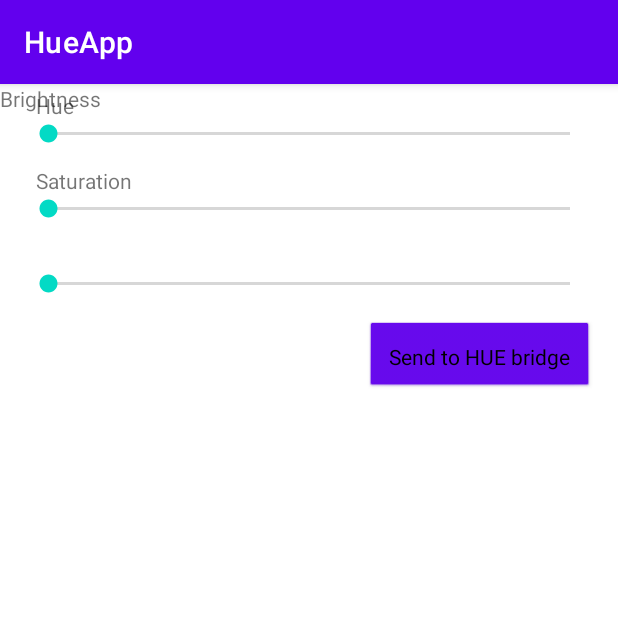
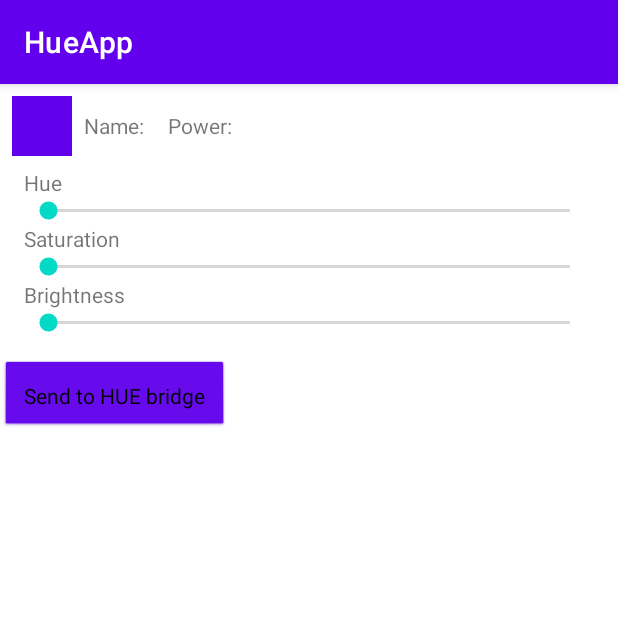
Before and after one commit to lazackna/HueApp, an Android app: the ColorLightActivity screen opened directly, with no data from a screen before it, on a phone screen of 412 x 824 dp, the top half of it. Run offline under Robolectric (Android 15) with nearby library versions, the phone set to English and light mode, and no system bars; our stand-ins replace Volley; 7 statements that could not run were skipped.

Commit message:
Added details to color view design

```diff
--- a/HueApp2/app/src/main/res/layout/activity_colorlight.xml
+++ b/HueApp2/app/src/main/res/layout/activity_colorlight.xml
@@ -6,71 +6,99 @@
 
 
 
+    <LinearLayout
+        android:layout_width="match_parent"
+        android:layout_height="match_parent"
+        android:orientation="vertical">
+        <LinearLayout
+            android:layout_width="match_parent"
+            android:layout_height="wrap_content"
+            android:layout_marginTop="8dp"
+            android:layout_marginStart="8dp"
+            android:layout_marginEnd="8dp"
+            android:layout_marginBottom="8dp">
 
+            <View
+                android:id="@+id/color_color"
+                android:layout_width="40dp"
+                android:layout_height="40dp"
+                android:background="@color/purple_500"
+                />
+
+            <TextView
+                android:id="@+id/color_name"
+                android:layout_width="wrap_content"
+                android:layout_height="wrap_content"
+                android:layout_marginLeft="8dp"
+                android:maxWidth="150dp"
+                android:text="@string/name"
+                android:layout_gravity="center_vertical"
+                />
+
+            <TextView
+                android:id="@+id/color_on"
+                android:layout_width="wrap_content"
+                android:layout_height="wrap_content"
+                android:layout_marginLeft="16dp"
+                android:maxWidth="100dp"
+                android:text="@string/on"
+                android:layout_gravity="center_vertical"
+                />
+
+
+        </LinearLayout>
+        <LinearLayout
+            android:layout_width="match_parent"
+            android:layout_height="wrap_content"
+            android:orientation="vertical">
             <TextView
                 android:id="@+id/textView5"
                 android:layout_width="wrap_content"
                 android:layout_height="wrap_content"
-        android:layout_marginStart="8dp"
-        android:text="@string/hue_label"
-        app:layout_constraintBottom_toTopOf="@+id/hue"
-        app:layout_constraintStart_toStartOf="@+id/hue" />
+                android:layout_marginStart="16dp"
+                android:text="@string/hue_label"/>
 
             <SeekBar
                 android:id="@+id/hue"
-        android:layout_width="0dp"
+                android:layout_width="match_parent"
                 android:layout_height="wrap_content"
                 android:layout_marginStart="16dp"
-
-        android:layout_marginTop="24dp"
                 android:layout_marginEnd="16dp"
                 android:max="65535"
-        app:layout_constraintBaseline_toTopOf="parent"
-        app:layout_constraintEnd_toEndOf="parent"
-        app:layout_constraintStart_toStartOf="parent"
-        app:layout_constraintTop_toTopOf="parent" />
+                />
 
             <TextView
                 android:id="@+id/textView6"
                 android:layout_width="wrap_content"
                 android:layout_height="wrap_content"
-        android:layout_marginStart="8dp"
+                android:layout_marginStart="16dp"
                 android:text="@string/sat_label"
-        app:layout_constraintBottom_toTopOf="@+id/saturation"
-        app:layout_constraintStart_toStartOf="@+id/saturation" />
+                />
 
             <SeekBar
                 android:id="@+id/saturation"
-        android:layout_width="0dp"
+                android:layout_width="match_parent"
                 android:layout_height="wrap_content"
                 android:layout_marginStart="16dp"
-        android:layout_marginTop="32dp"
                 android:layout_marginEnd="16dp"
                 android:max="254"
-        app:layout_constraintEnd_toEndOf="parent"
-        app:layout_constraintStart_toStartOf="parent"
-        app:layout_constraintTop_toBottomOf="@+id/hue" />
+                />
 
             <TextView
                 android:id="@+id/textView7"
                 android:layout_width="wrap_content"
                 android:layout_height="wrap_content"
-        android:layout_marginStart="8dp"
+                android:layout_marginStart="16dp"
                 android:text="@string/bri_label"
-        app:layout_constraintBottom_toTopOf="@+id/brightness"
-        app:layout_constraintStart_toStartOf="@+id/brightness" />
+                />
 
             <SeekBar
                 android:id="@+id/color_brightness"
-        android:layout_width="0dp"
+                android:layout_width="match_parent"
                 android:layout_height="wrap_content"
                 android:layout_marginStart="16dp"
-        android:layout_marginTop="32dp"
                 android:layout_marginEnd="16dp"
-        android:max="254"
-        app:layout_constraintEnd_toEndOf="parent"
-        app:layout_constraintStart_toStartOf="parent"
-        app:layout_constraintTop_toBottomOf="@+id/saturation" />
+                android:max="254"/>
 
             <Button
                 android:id="@+id/colorSendButton"
@@ -82,7 +110,7 @@
                 android:text="@string/send_button"
                 app:layout_constraintEnd_toEndOf="parent"
                 app:layout_constraintTop_toBottomOf="@+id/color_brightness" />
-
-
+        </LinearLayout>
+    </LinearLayout>
 
 </androidx.constraintlayout.widget.ConstraintLayout>
--- a/HueApp2/app/src/main/res/values/strings.xml
+++ b/HueApp2/app/src/main/res/values/strings.xml
@@ -10,4 +10,6 @@
     <string name="send_button">Send to HUE bridge</string>
     <string name="result_string"><![CDATA[<Result string>]]></string>
     <string name="login_button">Login</string>
+    <string name="name">Name:</string>
+    <string name="on">Power:</string>
 </resources>
```
Lines whose indentation alone changed are shown as unchanged.
